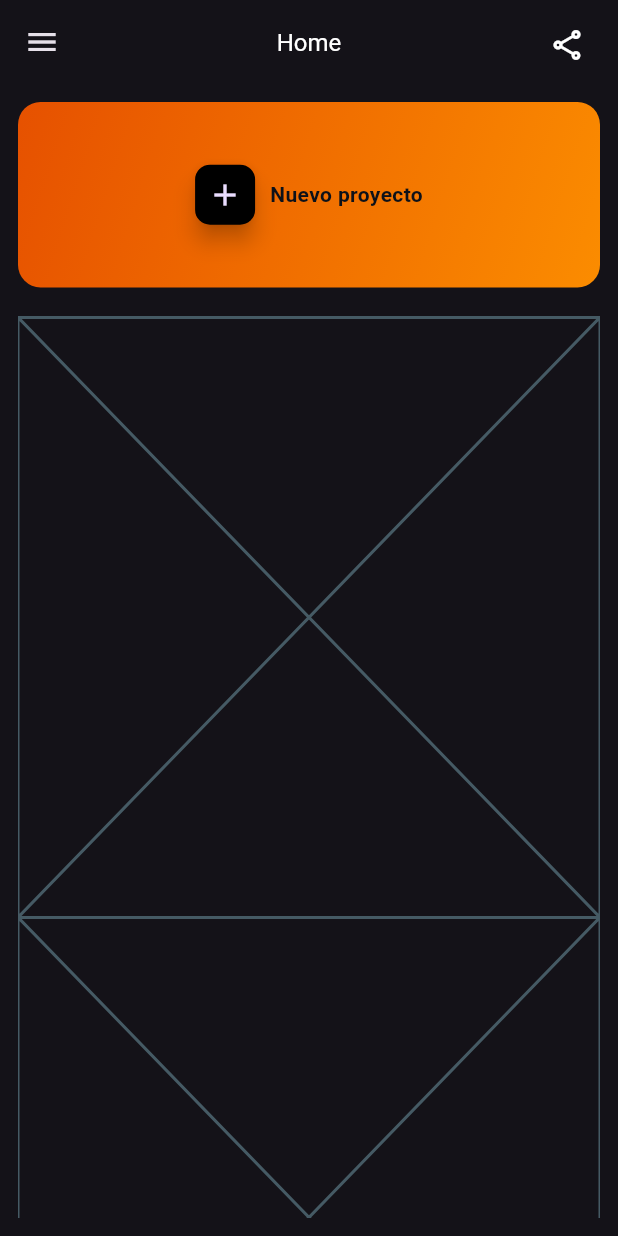
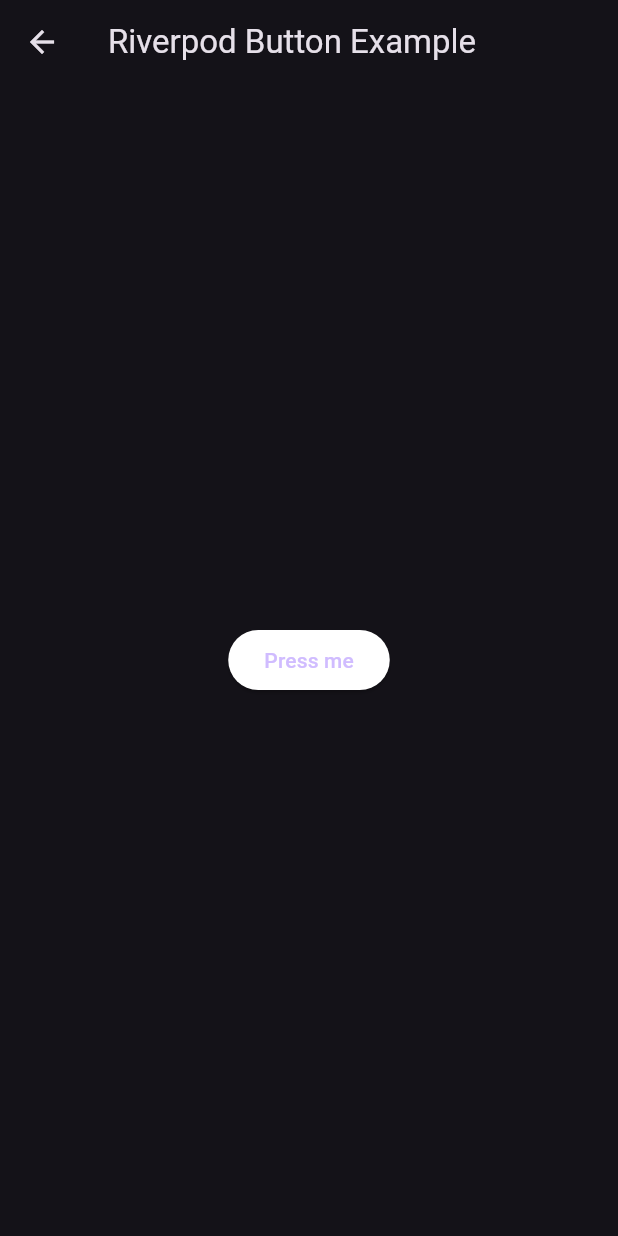
Before and after one commit to carlostic26/vidcer, a Flutter app: the HomeScreen screen opened directly, after a tap on "Nuevo proyecto", on a phone screen of 412 x 824 dp. Run offline on Flutter 3.47's test engine with Material 3 defaults, Android fonts, the phone set to English and light mode, and no system bars; our stand-ins replace animate_do, flutter_riverpod, fluttertoast, image_picker, percent_indicator, permission_handler and 1 more; missing offline and left inert: video_thumbnail; accounts and stored records are empty.

Commit message:
fixed error de .state con example sample_state

```diff
--- a/lib/presentation/provider/riverpod_provider.dart
+++ b/lib/presentation/provider/riverpod_provider.dart
@@ -2,7 +2,11 @@ import 'package:flutter_riverpod/flutter_riverpod.dart';
 import 'package:image_picker/image_picker.dart';
 import '../../domain/controller/theme_preferences.dart';
 
-final selectedVideoProvider = StateProvider<int?>((ref) => null);
+//final selectedVidProvider = StateProvider<String?>((ref) => null);
+
+final buttonSelectedProvider = StateProvider<bool>((ref) => false);
+
+final selectedVideoProvider = StateProvider<String?>((ref) => null);
 
 final darkTheme_rp = StateProvider((ref) => false);
 final buttonEnabled_rp = StateProvider((ref) => false);
--- a/lib/presentation/screens/home_screen.dart
+++ b/lib/presentation/screens/home_screen.dart
@@ -1,6 +1,7 @@
 import 'package:flutter/material.dart';
 import 'package:flutter_riverpod/flutter_riverpod.dart';
 import 'package:vidcer/domain/controller/theme.dart';
+import 'package:vidcer/presentation/screens/sample_state.dart';
 import 'package:vidcer/presentation/screens/video_chooser.dart';
 import 'package:vidcer/presentation/screens/work_screen.dart';
 import 'package:vidcer/presentation/widgets/drawer.dart';
@@ -52,8 +53,10 @@ class HomeScreen extends ConsumerWidget {
                 children: <Widget>[
                   InkWell(
                     onTap: () {
-                      // Acción al hacer clic en el Container
-                      // Puedes poner aquí la lógica que deseas ejecutar al hacer clic
+                      Navigator.push(
+                        context,
+                        MaterialPageRoute(builder: (_) => MyButtonWidget()),
+                      );
                     },
                     child: Container(
                       height: sizeHeigt * 0.15,
@@ -79,7 +82,7 @@ class HomeScreen extends ConsumerWidget {
                                 Navigator.push(
                                   context,
                                   MaterialPageRoute(
-                                      builder: (_) => const VideoChooser()),
+                                      builder: (_) => MyButtonWidget()),
                                 );
                               },
                               backgroundColor: Colors.black,
--- /dev/null
+++ b/lib/presentation/screens/sample_state.dart
@@ -0,0 +1,36 @@
+// my_button_widget.dart
+import 'package:flutter/material.dart';
+import 'package:flutter_riverpod/flutter_riverpod.dart';
+
+final buttonSelectedProvider = StateProvider<bool>((ref) => false);
+
+class MyButtonWidget extends ConsumerWidget {
+  @override
+  Widget build(BuildContext context, WidgetRef ref) {
+    return Scaffold(
+      appBar: AppBar(
+        title: Text('Riverpod Button Example'),
+      ),
+      body: Center(
+        child: ElevatedButton(
+          style: ButtonStyle(
+            backgroundColor: MaterialStateProperty.resolveWith<Color>(
+              (Set<MaterialState> states) {
+                if (states.contains(MaterialState.pressed))
+                  return Colors.orange;
+                return ref.watch(buttonSelectedProvider.notifier).state
+                    ? Colors.orange
+                    : Colors.white;
+              },
+            ),
+          ),
+          onPressed: () {
+            ref.read(buttonSelectedProvider.notifier).state =
+                !ref.read(buttonSelectedProvider.notifier).state;
+          },
+          child: Text('Press me'),
+        ),
+      ),
+    );
+  }
+}
--- a/pubspec.yaml
+++ b/pubspec.yaml
@@ -15,7 +15,7 @@ dependencies:
 
   cupertino_icons: ^1.0.2
   riverpod: ^2.3.6
-  flutter_riverpod: ^2.3.6
+  #flutter_riverpod: ^2.3.6
   shared_preferences: ^2.0.7
   percent_indicator: ^4.2.0
   url_launcher: ^6.2.1
@@ -27,6 +27,9 @@ dependencies:
   permission_handler: ^11.0.1
   fluttertoast: ^8.2.4
   animate_do: ^3.1.2
+  video_thumbnail: ^0.5.3
+  flutter_media_metadata: ^1.0.0+1
+  flutter_riverpod: ^2.4.9
 
 dev_dependencies:
   flutter_test:
```
Also changed, not shown: lib/presentation/screens/video_chooser.dart (+147 -44 lines), lib/presentation/screens/work_screen.dart (+122 -1 lines), pubspec.lock, 5 other files.
